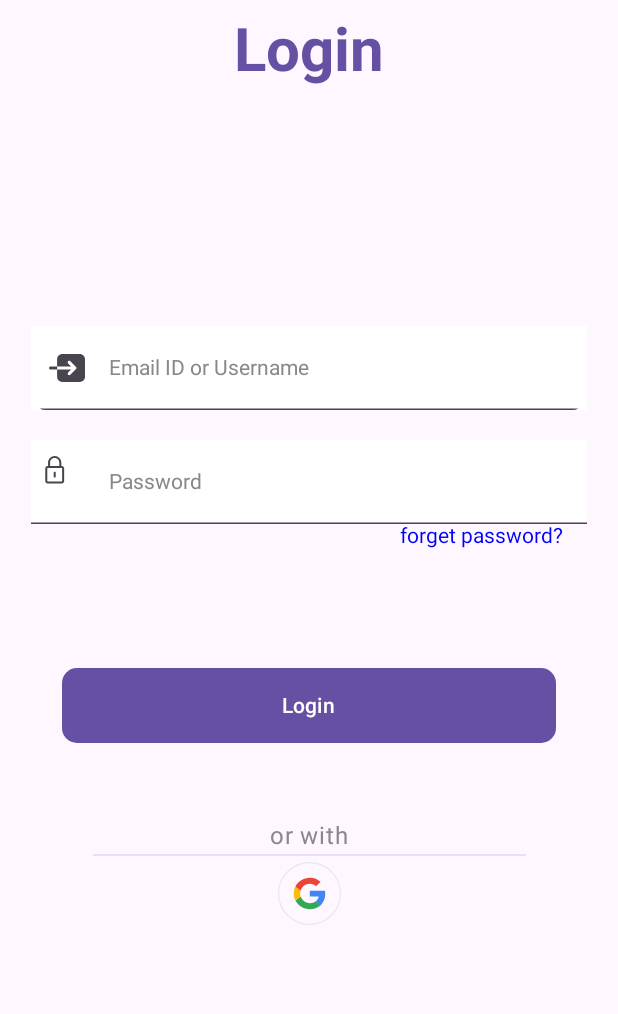
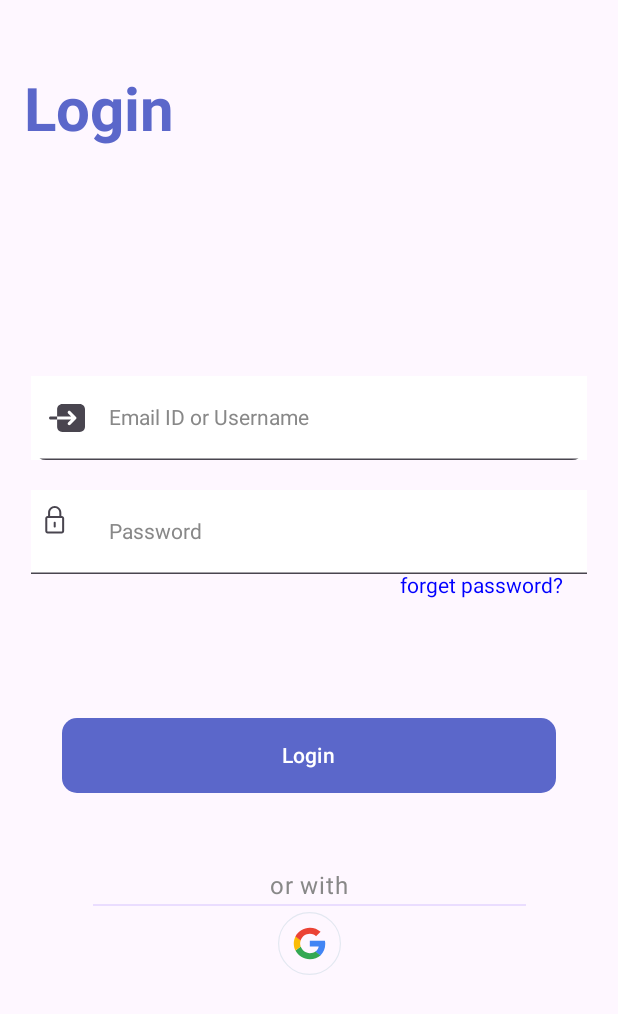
Before and after one commit to ArwaBandr/EventManagment, an Android app built with Jetpack Compose: the screen it shows after launch (MainActivity), after a tap on "Login", on a phone screen of 412 x 824 dp. Shown: the top 1014 px of the screen. Run offline under Robolectric (Android 15) with nearby library versions, the phone set to English and light mode, and no system bars; our stand-ins replace Dagger/Hilt's generated code, Firebase (no records; nobody signed in at launch, a user with empty details on screens opened directly).

Commit message:
fix the navigation and bottombar

```diff
--- a/app/src/main/java/com/example/eventmanagment/MainActivity.kt
+++ b/app/src/main/java/com/example/eventmanagment/MainActivity.kt
@@ -52,8 +52,8 @@ class MainActivity : ComponentActivity() {
         FirebaseApp.initializeApp(this)
 
         setContent {
+            val authviewModel :AuthViewModel= hiltViewModel()
             EventManagmentTheme {
-                val authviewModel = hiltViewModel<AuthViewModel>()
                 val navController = rememberNavController()
 
                 var showBottomBar by rememberSaveable {
@@ -88,11 +88,12 @@ class MainActivity : ComponentActivity() {
                                 Text(text = authviewModel.error.value)
                             }
                         }
-                        EventAppNavigation(authViewModel = authviewModel)
+                        EventAppNavigation(authViewModel = authviewModel ,navController)
+                    }
                         if (showBottomBar) {
                             BottomBar(navController)
                         }
-                    }
+
                 }
             }
         }
--- a/app/src/main/java/com/example/eventmanagment/component/LoginWithGoogle.kt
+++ b/app/src/main/java/com/example/eventmanagment/component/LoginWithGoogle.kt
@@ -40,6 +40,7 @@ import kotlinx.coroutines.tasks.await
 
 @Composable
 fun LoginWithGoogle(navController: NavController) {
+    val context = LocalContext.current
 
     val authviewModel = hiltViewModel<AuthViewModel>()
     var user by remember {
@@ -57,7 +58,6 @@ fun LoginWithGoogle(navController: NavController) {
 
     val token =
         "804885342105-9v7ar1kaj52bekomkgc2768qra923it7.apps.googleusercontent.com"
-    val context = LocalContext.current
     if (user == null) {
         authviewModel.isLoggedIn.value = Screens.Authentication.rout
         Image(modifier = Modifier
@@ -74,7 +74,7 @@ fun LoginWithGoogle(navController: NavController) {
             },painter =painterResource(id = R.drawable.google_icon) , contentDescription = "google")
     } else {
         authviewModel.isLoggedIn.value = Screens.MainApp.rout
-        navController.navigate(Screens.MainApp.Home.rout)
+        //navController.navigate(Screens.MainApp.Home.rout)
     }
 
 }
--- a/app/src/main/java/com/example/eventmanagment/presntation/navigation/EventsAppNavigation.kt
+++ b/app/src/main/java/com/example/eventmanagment/presntation/navigation/EventsAppNavigation.kt
@@ -8,6 +8,7 @@ import androidx.compose.material3.Text
 import androidx.compose.runtime.Composable
 import androidx.compose.ui.Modifier
 import androidx.compose.ui.graphics.Color
+import androidx.compose.ui.platform.LocalContext
 import androidx.hilt.navigation.compose.hiltViewModel
 import androidx.navigation.NavController
 import androidx.navigation.NavGraphBuilder
@@ -26,14 +27,14 @@ import com.example.eventmanagment.presntation.screens.auth.SplashScreen
 @Composable
 fun EventAppNavigation(
     authViewModel: AuthViewModel,
-    navController: NavHostController = rememberNavController()
+    navController: NavHostController
 ) {
-
+    val context = LocalContext.current
     NavHost(navController = navController, startDestination = authViewModel.isLoggedIn.value) {
-
         authNavigation(navController, authViewModel)
         mainAppNavigation(navController) {
-            authViewModel.loguot()
+
+            authViewModel.loguot(context)
         }
 
     }
--- a/app/src/main/java/com/example/eventmanagment/presntation/screens/auth/AuthViewModel.kt
+++ b/app/src/main/java/com/example/eventmanagment/presntation/screens/auth/AuthViewModel.kt
@@ -1,10 +1,13 @@
 package com.example.eventmanagment.presntation.screens.auth
 
+import android.content.Context
 import androidx.compose.runtime.getValue
 import androidx.compose.runtime.mutableStateOf
 import androidx.compose.runtime.setValue
 import androidx.lifecycle.ViewModel
 import com.example.eventmanagment.presntation.navigation.Screens
+import com.google.android.gms.auth.api.signin.GoogleSignIn
+import com.google.android.gms.auth.api.signin.GoogleSignInOptions
 import com.google.firebase.Firebase
 import com.google.firebase.auth.auth
 import dagger.hilt.android.lifecycle.HiltViewModel
@@ -18,6 +21,17 @@ class AuthViewModel @Inject constructor() : ViewModel() {
             Screens.MainApp.rout
         )
 val error = mutableStateOf("")
+
+    init {
+        auth.apply {
+            this.addAuthStateListener {
+                isLoggedIn.value =
+                    if (it.currentUser == null) Screens.Authentication.rout else Screens.MainApp.rout
+
+            }
+        }
+    }
+
     fun login(userEmail: String, userPassword: String) {
 
         auth.signInWithEmailAndPassword(userEmail, userPassword)
@@ -32,9 +46,12 @@ val error = mutableStateOf("")
 
     }
 
-    fun loguot(){
+    fun loguot(context:Context){
         auth.signOut()
-        isLoggedIn.value =Screens.Authentication.rout
+        GoogleSignIn.getClient(
+            context,
+            GoogleSignInOptions.Builder(GoogleSignInOptions.DEFAULT_SIGN_IN).build()).signOut()
+
     }
 
     fun signup(email:String ,password:String) {
--- a/app/src/main/java/com/example/eventmanagment/presntation/screens/auth/LoginScreen.kt
+++ b/app/src/main/java/com/example/eventmanagment/presntation/screens/auth/LoginScreen.kt
@@ -1,5 +1,6 @@
 package com.example.eventmanagment.presntation.screens.auth
 
+import android.widget.Toast
 import androidx.compose.foundation.background
 import androidx.compose.foundation.clickable
 import androidx.compose.foundation.layout.Arrangement
@@ -20,14 +21,14 @@ import androidx.compose.material3.Text
 import androidx.compose.material3.TextField
 import androidx.compose.material3.TextFieldDefaults
 import androidx.compose.runtime.Composable
-import androidx.compose.runtime.LaunchedEffect
-import androidx.compose.runtime.getValue
+ import androidx.compose.runtime.getValue
 import androidx.compose.runtime.mutableStateOf
 import androidx.compose.runtime.remember
 import androidx.compose.runtime.setValue
 import androidx.compose.ui.Alignment
 import androidx.compose.ui.Modifier
 import androidx.compose.ui.graphics.Color
+import androidx.compose.ui.platform.LocalContext
 import androidx.compose.ui.res.painterResource
 import androidx.compose.ui.text.TextStyle
 import androidx.compose.ui.text.input.KeyboardType
@@ -37,24 +38,21 @@ import androidx.compose.ui.unit.dp
 import androidx.navigation.NavController
 import com.example.eventmanagment.R
 import com.example.eventmanagment.component.LoginWithGoogle
-import com.example.eventmanagment.presntation.navigation.Screens
-import com.example.eventmanagment.presntation.navigation.popUpToTop
 
 @OptIn(ExperimentalMaterial3Api::class)
 @Composable
 fun LoginScreen(navController: NavController, viewModel: AuthViewModel) {
-    LaunchedEffect(Unit) {
-        var loginState = viewModel.isLoggedIn
-    }
+    Text(
+        text = "Login",
+        style = MaterialTheme.typography.titleLarge,
+        color = MaterialTheme.colorScheme.primary,
+        modifier = Modifier
+            .padding(vertical = 50.dp, horizontal = 16.dp)
 
-    Column(modifier = Modifier.fillMaxSize(), verticalArrangement = Arrangement.Top , horizontalAlignment = Alignment.CenterHorizontally) {
-        Text(
-            text = "Login",
-            style = MaterialTheme.typography.titleLarge,
-            modifier = Modifier
-                .padding(bottom = 80.dp, top = 10.dp)
-                .align(Alignment.CenterHorizontally)
-        )
+    )
+
+    Column(modifier = Modifier.fillMaxSize(), verticalArrangement = Arrangement.Center , horizontalAlignment = Alignment.CenterHorizontally) {
+
         var userEmail by remember {
             mutableStateOf("")
         }
@@ -110,14 +108,16 @@ keyboardOptions= KeyboardOptions(keyboardType = KeyboardType.Email),
 
         Text(text = "forget password?", style = TextStyle(Color.Blue), modifier = Modifier
             .padding(start = 230.dp, bottom = 80.dp)
-            .clickable { viewModel.resetPassword(userEmail) })
-
+            .clickable {if(userEmail.isNotEmpty()){viewModel.resetPassword(userEmail)}})
+val context = LocalContext.current
         Button(
             onClick = {
+                if (userEmail.isNotEmpty() && userPassword.isNotEmpty()){
              viewModel.login(userEmail,userPassword)
-                navController.navigate(Screens.MainApp.Home.rout){
-                    popUpToTop(navController)
                 }
+                else{
+                    Toast.makeText(context,"Please fill your email or password", Toast.LENGTH_SHORT).show()}
+
                 }
             ,
             shape = RoundedCornerShape(10.dp),
@@ -128,7 +128,7 @@ keyboardOptions= KeyboardOptions(keyboardType = KeyboardType.Email),
             colors = ButtonDefaults.buttonColors(MaterialTheme.colorScheme.primary)
 
         ) {
-            Text(text = "Login")
+            Text(text = "Login", color = Color.White)
         }
         Text(
             text = "or with", modifier = Modifier
--- a/app/src/main/java/com/example/eventmanagment/presntation/screens/auth/SplashScreen.kt
+++ b/app/src/main/java/com/example/eventmanagment/presntation/screens/auth/SplashScreen.kt
@@ -15,6 +15,7 @@ import androidx.compose.material3.Text
 import androidx.compose.runtime.Composable
 import androidx.compose.ui.Alignment
 import androidx.compose.ui.Modifier
+import androidx.compose.ui.graphics.Color
 import androidx.compose.ui.res.painterResource
 import androidx.compose.ui.text.font.FontFamily
 import androidx.compose.ui.text.font.FontWeight
@@ -58,7 +59,7 @@ fun SplashScreen(navController: NavController) {
                 .size(50.dp),
             colors = ButtonDefaults.buttonColors(MaterialTheme.colorScheme.primary)
         ) {
-            Text(text = "Login")
+            Text(text = "Login", color = Color.White)
         }
         Text(
             text = "Sign in",
--- a/app/src/main/java/com/example/eventmanagment/ui/theme/Color.kt
+++ b/app/src/main/java/com/example/eventmanagment/ui/theme/Color.kt
@@ -3,7 +3,7 @@ package com.example.eventmanagment.ui.theme
 import androidx.compose.ui.graphics.Color
 
 ///coloring
-val PrimaryColor = Color(0xFF6A74CD)
+val PrimaryColor = Color(0xFF5B67CA)
 val Purple80 = Color(0xFFD0BCFF)
 val PurpleGrey80 = Color(0xFFCCC2DC)
 val Pink80 = Color(0xFFEFB8C8)
--- a/app/src/main/java/com/example/eventmanagment/ui/theme/Theme.kt
+++ b/app/src/main/java/com/example/eventmanagment/ui/theme/Theme.kt
@@ -1,31 +1,25 @@
 package com.example.eventmanagment.ui.theme
 
-import android.app.Activity
-import android.os.Build
+
 import androidx.compose.foundation.isSystemInDarkTheme
 import androidx.compose.material3.MaterialTheme
 import androidx.compose.material3.darkColorScheme
-import androidx.compose.material3.dynamicDarkColorScheme
-import androidx.compose.material3.dynamicLightColorScheme
 import androidx.compose.material3.lightColorScheme
 import androidx.compose.runtime.Composable
-import androidx.compose.runtime.SideEffect
-import androidx.compose.ui.graphics.toArgb
-import androidx.compose.ui.platform.LocalContext
-import androidx.compose.ui.platform.LocalView
-import androidx.core.view.WindowCompat
+
 
 private val DarkColorScheme = darkColorScheme(
-    primary = Purple80,
+    primary = PrimaryColor,
     secondary = PurpleGrey80,
-    tertiary = Pink80
+    tertiary = Pink80,
+    onPrimary = PrimaryColor
 )
 
 private val LightColorScheme = lightColorScheme(
-    primary = Purple40,
+    primary = PrimaryColor,
     secondary = PurpleGrey40,
-    tertiary = Pink40
-
+    tertiary = Pink40,
+    onPrimary = PrimaryColor
     /* Other default colors to override
     background = Color(0xFFFFFBFE),
     surface = Color(0xFFFFFBFE),
@@ -49,14 +43,6 @@ fun EventManagmentTheme(
         darkTheme -> DarkColorScheme
         else -> LightColorScheme
     }
-    val view = LocalView.current
-    if (!view.isInEditMode) {
-        SideEffect {
-            val window = (view.context as Activity).window
-            window.statusBarColor = colorScheme.primary.toArgb()
-            WindowCompat.getInsetsController(window, view).isAppearanceLightStatusBars = darkTheme
-        }
-    }
 
     MaterialTheme(
         colorScheme = colorScheme,
```
Also changed, not shown: app/src/main/java/com/example/eventmanagment/presntation/screens/auth/SignUpScreen.kt (+10 -4 lines).
